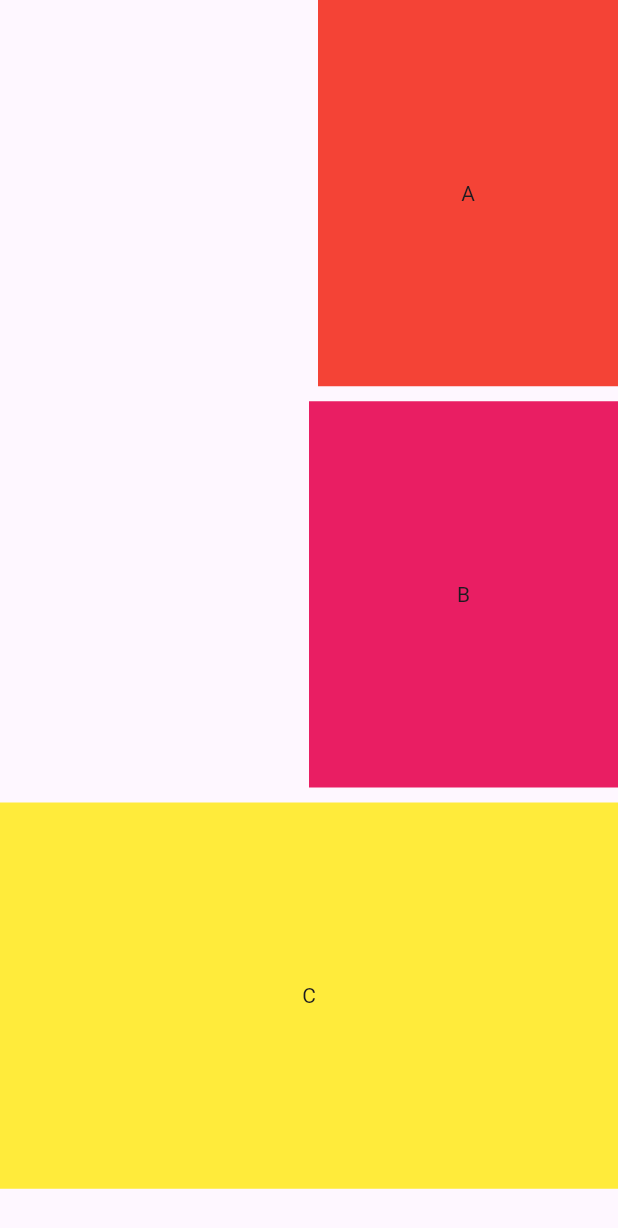
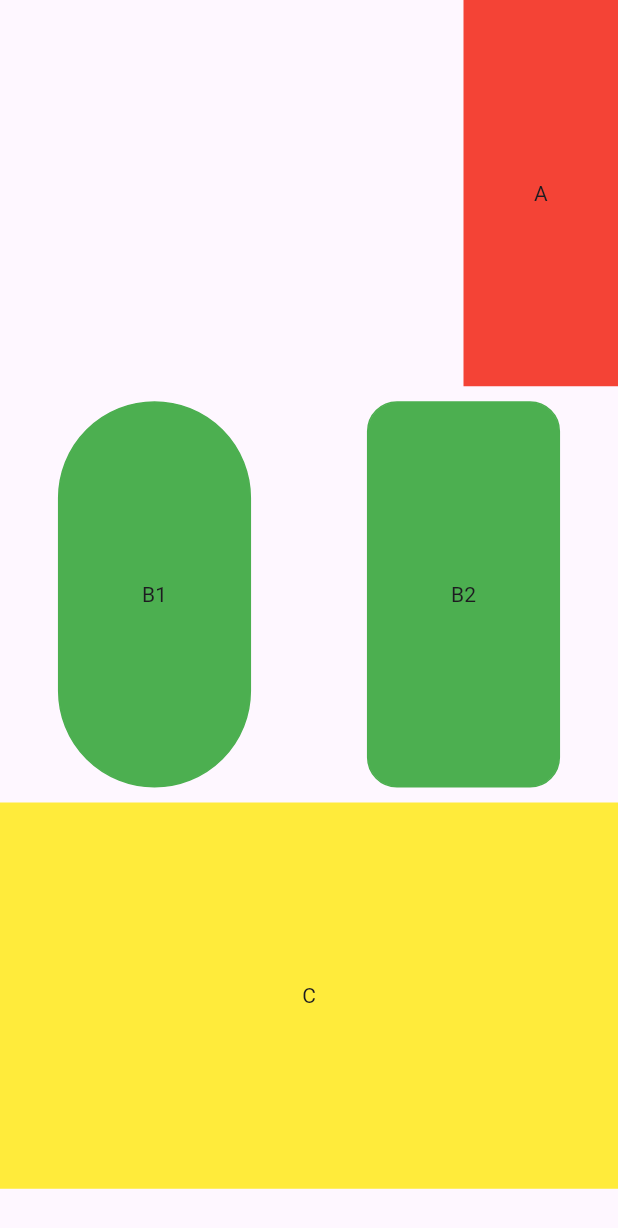
Before and after one commit to MudeNalinNaik/list_data, a Flutter app: the screen it shows after launch, on a phone screen of 412 x 824 dp. Shown: the top 1228 px of the screen. Run offline on Flutter 3.47's test engine with Material 3 defaults, Android fonts, the phone set to English and light mode, and no system bars.

Commit message:
container_border

```diff
--- a/lib/main.dart
+++ b/lib/main.dart
@@ -1,4 +1,3 @@
-
 import 'package:flutter/material.dart';
 
 void main() => runApp(MyApp());
@@ -18,26 +17,51 @@ class HomePage extends StatelessWidget {
   @override
   Widget build(BuildContext context) {
     return Scaffold(
-      body: Column(crossAxisAlignment: CrossAxisAlignment.end,
+      body: Column(
+        crossAxisAlignment: CrossAxisAlignment.end,
         children: [
           Container(
             color: Colors.red,
             child: Center(child: Text('A')),
-            height: MediaQuery.of(context).size.height/3.2,
-            width: 200
+            height: MediaQuery.of(context).size.height / 3.2,
+            width: MediaQuery.of(context).size.width / 4,
           ),
-          SizedBox(height: 10,),
-          Container(
-            color: Colors.pink,
-            child: Center(child: Text('B')),
-            height: MediaQuery.of(context).size.height/3.2,
-            width: MediaQuery.of(context).size.width/2,
+          SizedBox(
+            height: 10,
           ),
-          SizedBox(height: 10,),
+          Row(mainAxisAlignment:  MainAxisAlignment.spaceAround,
+            children: [
+              Container(
+                child: Center(child: Text('B1')),
+                height: MediaQuery.of(context).size.height / 3.2,
+                width: MediaQuery.of(context).size.width / 3.2,
+                decoration: BoxDecoration(
+                    color: Colors.green,
+                    border: Border.all(
+                      color: Colors.green,
+                    ),
+                    borderRadius: BorderRadius.all(Radius.circular(320))),
+              ),
+              Container(
+                child: Center(child: Text('B2')),
+                height: MediaQuery.of(context).size.height / 3.2,
+                width: MediaQuery.of(context).size.width / 3.2,
+                decoration: BoxDecoration(
+                    color: Colors.green,
+                    border: Border.all(
+                      color: Colors.green,
+                    ),
+                    borderRadius: BorderRadius.all(Radius.circular(20))),
+              ),
+            ],
+          ),
+          SizedBox(
+            height: 10,
+          ),
           Container(
             color: Colors.yellow,
             child: Center(child: Text('C')),
-            height: MediaQuery.of(context).size.height/3.2,
+            height: MediaQuery.of(context).size.height / 3.2,
             width: MediaQuery.of(context).size.width,
           ),
         ],
```
